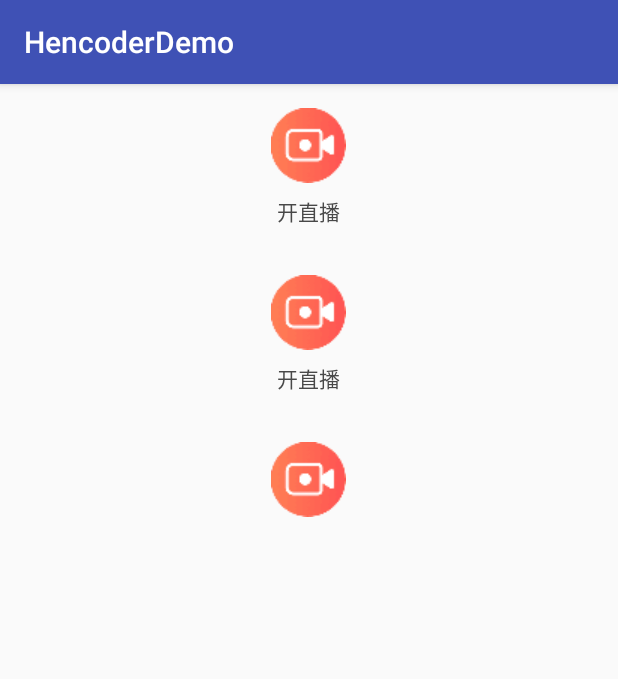
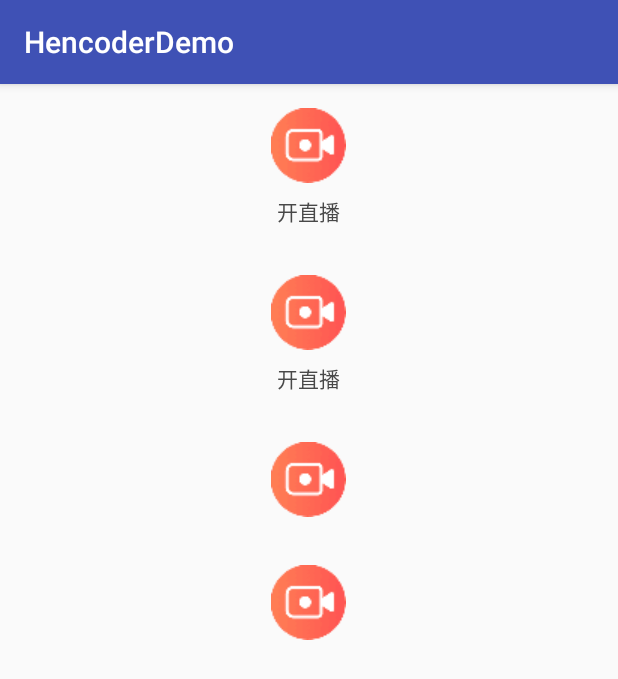
Before and after one commit to DthFish/HencoderDemo, an Android app: the TouchAnimActivity screen opened directly, with no data from a screen before it, on a phone screen of 412 x 824 dp. Shown: the top 679 px of the screen. Run offline under Robolectric (Android 15) with nearby library versions, the phone set to English and light mode, and no system bars.

Commit message:
TouchAnimLayout init sample

```diff
--- a/app/src/main/java/com/dthfish/hencoderdemo/activity/TouchAnimActivity.java
+++ b/app/src/main/java/com/dthfish/hencoderdemo/activity/TouchAnimActivity.java
@@ -10,6 +10,6 @@ public class TouchAnimActivity extends AppCompatActivity {
     @Override
     protected void onCreate(Bundle savedInstanceState) {
         super.onCreate(savedInstanceState);
-        setContentView(R.layout.activity_scale_anim);
+        setContentView(R.layout.activity_touch_anim);
     }
 }
--- a/app/src/main/res/layout/activity_scale_anim.xml
+++ b/app/src/main/res/layout/activity_touch_anim.xml
@@ -67,4 +67,21 @@
 
     </com.dthfish.hencoderdemo.view.TouchAnimLayout>
 
+    <com.dthfish.hencoderdemo.view.TouchAnimLayout
+        android:layout_width="wrap_content"
+        android:layout_height="wrap_content"
+        android:orientation="vertical"
+        android:padding="16dp"
+        app:rotateDegree="360"
+        app:scaleRatio="1.2"
+        app:translationYRatio="-0.1">
+
+        <ImageView
+            android:layout_width="50dp"
+            android:layout_height="50dp"
+            android:layout_gravity="center_horizontal"
+            android:src="@drawable/icon_live" />
+
+    </com.dthfish.hencoderdemo.view.TouchAnimLayout>
+
 </LinearLayout>
```
